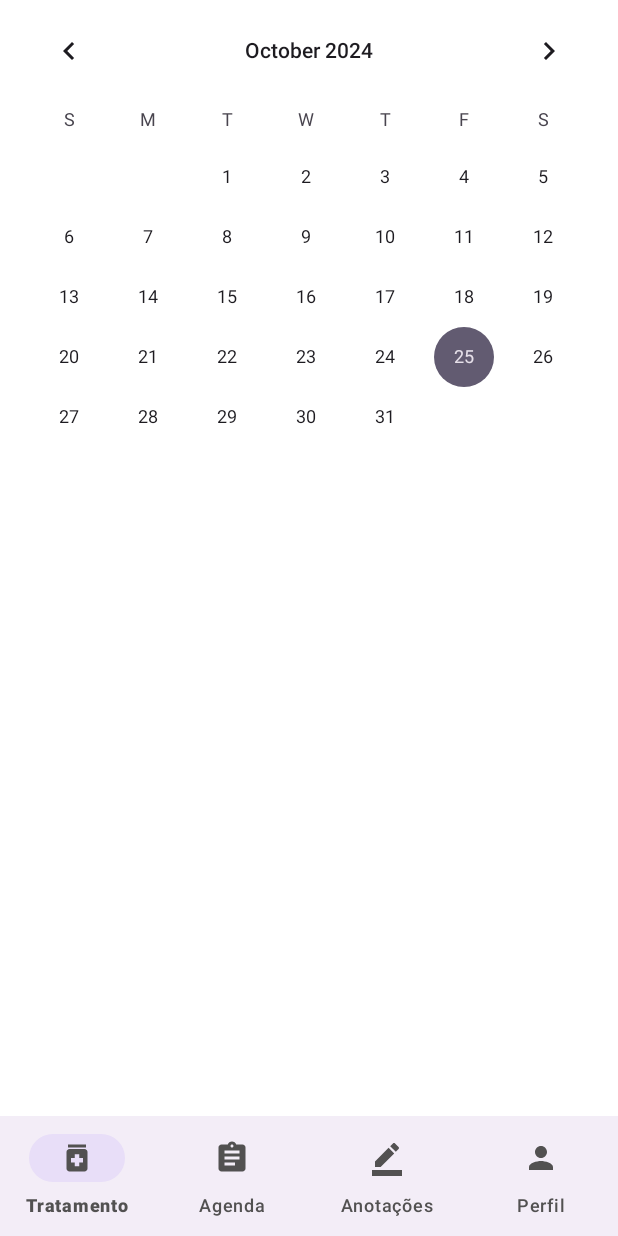
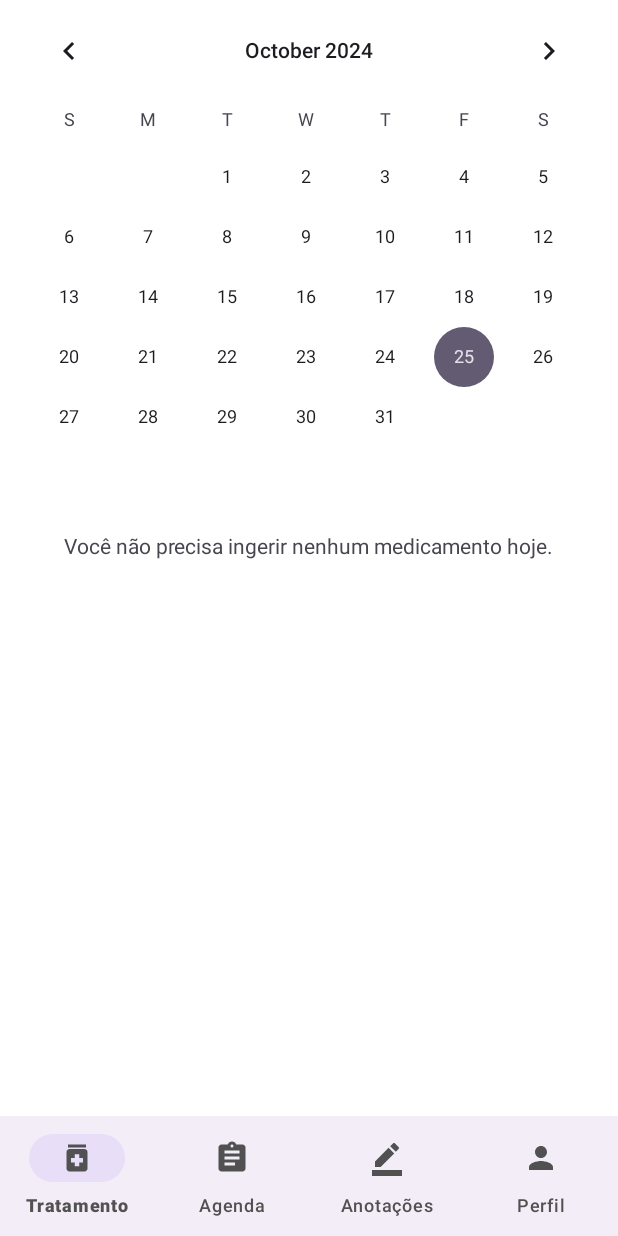
Before and after one commit to lisboaluan/doseCerta, an Android app: the fragment AgendaFragment placed in its activity, on a phone screen of 412 x 824 dp. Run offline under Robolectric (Android 15) with nearby library versions, the phone set to English and light mode, and no system bars.

Commit message:
Implementado a lógica para mostras os alertas (#30)
* Implementado a lógica para mostras os alertas

* Modificações do designer da tela de agenda

```diff
--- a/app/src/main/java/com/luanlisboa/dosecerta/fragments/AgendaFragment.kt
+++ b/app/src/main/java/com/luanlisboa/dosecerta/fragments/AgendaFragment.kt
@@ -5,86 +5,73 @@ import androidx.fragment.app.Fragment
 import android.view.LayoutInflater
 import android.view.View
 import android.view.ViewGroup
-import android.widget.CalendarView
-import android.widget.TextView
 import androidx.recyclerview.widget.LinearLayoutManager
-import androidx.recyclerview.widget.RecyclerView
-import com.luanlisboa.dosecerta.R
+import com.luanlisboa.dosecerta.databinding.FragmentAgendaBinding
 import com.luanlisboa.dosecerta.repository.AgendaRepository
 import com.luanlisboa.dosecerta.utils.AlertasAdapter
-
-// TODO: Rename parameter arguments, choose names that match
-private const val ARG_PARAM1 = "param1"
-private const val ARG_PARAM2 = "param2"
+import java.text.SimpleDateFormat
+import java.util.Calendar
+import java.util.Locale
 
 class AgendaFragment : Fragment() {
-    // TODO: Rename and change types of parameters
-    private var param1: String? = null
-    private var param2: String? = null
 
-    private lateinit var calendarView: CalendarView
-    private lateinit var alertRecyclerView: RecyclerView
-    private lateinit var emptyMessage: TextView
+    private var _binding: FragmentAgendaBinding? = null
+    private val binding get() = _binding!!
+
     private lateinit var adapter: AlertasAdapter
     private lateinit var repository: AgendaRepository
-
-    override fun onCreate(savedInstanceState: Bundle?) {
-        super.onCreate(savedInstanceState)
-        arguments?.let {
-            param1 = it.getString(ARG_PARAM1)
-            param2 = it.getString(ARG_PARAM2)
-        }
-    }
 
     override fun onCreateView(
         inflater: LayoutInflater, container: ViewGroup?,
         savedInstanceState: Bundle?
     ): View? {
-        val view = inflater.inflate(R.layout.fragment_agenda, container, false)
+        _binding = FragmentAgendaBinding.inflate(inflater, container, false)
+        return binding.root
+    }
 
-        calendarView = view.findViewById(R.id.calendarView)
-        alertRecyclerView = view.findViewById(R.id.alertRecyclerView)
-        emptyMessage = view.findViewById(R.id.emptyMessage)
+    override fun onViewCreated(view: View, savedInstanceState: Bundle?) {
+        super.onViewCreated(view, savedInstanceState)
 
-        // Configurar o RecyclerView
-        alertRecyclerView.layoutManager = LinearLayoutManager(requireContext())
+        // Configura o RecyclerView
+        binding.alertRecyclerView.layoutManager = LinearLayoutManager(requireContext())
         adapter = AlertasAdapter(emptyList())
-        alertRecyclerView.adapter = adapter
+        binding.alertRecyclerView.adapter = adapter
 
         // Instanciar o repositório
         repository = AgendaRepository(requireContext())
 
-        // Configurar listener para mudanças de data
-        calendarView.setOnDateChangeListener { _, year, month, dayOfMonth ->
+        // Obter a data atual e carregar alertas
+        val currentDate = getCurrentDate()
+        carregarAlertasDoDia(currentDate)
+
+        // Listener para mudanças de data no CalendarView
+        binding.calendarView.setOnDateChangeListener { _, year, month, dayOfMonth ->
             val selectedDate = "$year-${month + 1}-$dayOfMonth"
             carregarAlertasDoDia(selectedDate)
         }
+    }
 
-        return view
+    // Função para obter a data atual no formato desejado
+    private fun getCurrentDate(): String {
+        val calendar = Calendar.getInstance()
+        return SimpleDateFormat("yyyy-MM-dd", Locale.getDefault()).format(calendar.time)
     }
 
     private fun carregarAlertasDoDia(data: String) {
-    val alertas = repository.obterAlertasPorData(data)
+        val agendas = repository.obterAgendasPorData(data)
 
-    if (alertas.isEmpty()) {
-        alertRecyclerView.visibility = View.GONE
-        emptyMessage.visibility = View.VISIBLE
+        if (agendas.isEmpty()) {
+            binding.alertRecyclerView.visibility = View.GONE
+            binding.emptyMessage.visibility = View.VISIBLE
         } else {
-        alertRecyclerView.visibility = View.VISIBLE
-        emptyMessage.visibility = View.GONE
-        adapter.updateAlertas(alertas)
+            binding.alertRecyclerView.visibility = View.VISIBLE
+            binding.emptyMessage.visibility = View.GONE
+            adapter.updateAlertas(agendas)
         }
     }
 
-    companion object {
-        // TODO: Rename and change types and number of parameters
-        @JvmStatic
-        fun newInstance(param1: String, param2: String) =
-            AgendaFragment().apply {
-                arguments = Bundle().apply {
-                    putString(ARG_PARAM1, param1)
-                    putString(ARG_PARAM2, param2)
+    override fun onDestroyView() {
+        super.onDestroyView()
+        _binding = null
     }
 }
-    }
-}
--- a/app/src/main/java/com/luanlisboa/dosecerta/repository/AgendaRepository.kt
+++ b/app/src/main/java/com/luanlisboa/dosecerta/repository/AgendaRepository.kt
@@ -4,7 +4,9 @@ import android.content.ContentValues
 import android.content.Context
 import android.database.sqlite.SQLiteDatabase
 import com.luanlisboa.dosecerta.database.DatabaseHelper
-import com.luanlisboa.dosecerta.models.Alerta
+import com.luanlisboa.dosecerta.models.Agenda
+import com.luanlisboa.dosecerta.models.Tratamento
+import com.luanlisboa.dosecerta.utils.SessionManager
 
 class AgendaRepository(context: Context) {
     private val dbHelper = DatabaseHelper(context)
@@ -30,37 +32,41 @@ class AgendaRepository(context: Context) {
         return resultado
     }
 
-    fun obterAlertasPorData(data: String): List<Alerta> {
+    fun obterAgendasPorData(data: String): List<Agenda> {
         val db: SQLiteDatabase = dbHelper.readableDatabase
-
-        // Query corrigida para verificar se a coluna dataHora segue o formato correto
         val query = """
-        SELECT tbl_Agenda.dataHora, tbl_Agenda.situacaoIngestao, tbl_Alerta.id, tbl_Alerta.periodicidade,
-               tbl_Alerta.horarioPrimeiraDose, tbl_Alerta.dosagem
+        SELECT tbl_Medicamento.nome,
+               time(tbl_Agenda.dataHora) AS hora,
+               tbl_Alerta.dosagem,
+               date(tbl_Agenda.dataHora) AS dataDeIngestao,
+               tbl_Agenda.situacaoIngestao  -- Campo para situação de ingestão
         FROM tbl_Agenda
         JOIN tbl_Alerta ON tbl_Agenda.id_alerta = tbl_Alerta.id
+        JOIN tbl_Medicamento ON tbl_Alerta.id_medicamento = tbl_Medicamento.id
         WHERE date(tbl_Agenda.dataHora) = ?
+        AND tbl_Medicamento.id_usuario = ?
         ORDER BY time(tbl_Agenda.dataHora) ASC
     """
+        val cursor = db.rawQuery(query, arrayOf(data, SessionManager.loggedInUserId.toString()))
 
-        val cursor = db.rawQuery(query, arrayOf(data))
-
-        val alertas = mutableListOf<Alerta>()
+        val agendas = mutableListOf<Agenda>()
         if (cursor.moveToFirst()) {
             do {
-                val alerta = Alerta(
-                    id = cursor.getInt(cursor.getColumnIndexOrThrow("id")),
-                    periodicidade = cursor.getString(cursor.getColumnIndexOrThrow("periodicidade")),
-                    horarioPrimeiraDose = cursor.getString(cursor.getColumnIndexOrThrow("horarioPrimeiraDose")),
-                    dosagem = cursor.getString(cursor.getColumnIndexOrThrow("dosagem")),
+                val agenda = Agenda(
+                    nome = cursor.getString(cursor.getColumnIndexOrThrow("nome")),  // Nome do medicamento
+                    hora = cursor.getString(cursor.getColumnIndexOrThrow("hora")),  // Hora da dose
+                    dosagem = cursor.getString(cursor.getColumnIndexOrThrow("dosagem")),  // Dosagem
+                    situacaoIngestao = cursor.getInt(cursor.getColumnIndexOrThrow("situacaoIngestao")),  // Situação de ingestão
+                    dataDeIngestao = cursor.getString(cursor.getColumnIndexOrThrow("dataDeIngestao"))  // Data de ingestão
                 )
-                alertas.add(alerta)
+                agendas.add(agenda)
             } while (cursor.moveToNext())
         }
         cursor.close()
         db.close()
-        return alertas
+        return agendas
     }
 
 
+
 }
--- /dev/null
+++ b/app/src/main/res/drawable/ic_status_green.xml
@@ -0,0 +1,9 @@
+<vector xmlns:android="http://schemas.android.com/apk/res/android"
+    android:width="24dp"
+    android:height="24dp"
+    android:viewportWidth="24"
+    android:viewportHeight="24">
+    <path
+        android:fillColor="#4CAF50"
+    android:pathData="M12,2C6.48,2 2,6.48 2,12s4.48,10 10,10 10,-4.48 10,-10 -4.48,-10 -10,-10zM10,16.5l-4.5,-4.5 1.41,-1.41L10,13.67l6.59,-6.58L18,8.5 10,16.5z"/>
+</vector>
--- /dev/null
+++ b/app/src/main/res/drawable/ic_status_silver.xml
@@ -0,0 +1,9 @@
+<vector xmlns:android="http://schemas.android.com/apk/res/android"
+    android:width="24dp"
+    android:height="24dp"
+    android:viewportWidth="24"
+    android:viewportHeight="24">
+    <path
+        android:fillColor="#C0C0C0"
+    android:pathData="M12,2C6.48,2 2,6.48 2,12s4.48,10 10,10 10,-4.48 10,-10 -4.48,-10 -10,-10z"/>
+</vector>
--- /dev/null
+++ b/app/src/main/res/drawable/ic_status_yellow.xml
@@ -0,0 +1,9 @@
+<vector xmlns:android="http://schemas.android.com/apk/res/android"
+    android:width="24dp"
+    android:height="24dp"
+    android:viewportWidth="24"
+    android:viewportHeight="24">
+    <path
+        android:fillColor="#FF7700"
+        android:pathData="M12,2C6.48,2 2,6.48 2,12s4.48,10 10,10 10,-4.48 10,-10 -4.48,-10 -10,-10zM11,7h2v6h-2v-6zM11,17h2v2h-2v-2z"/>
+</vector>
--- a/app/src/main/res/layout/fragment_agenda.xml
+++ b/app/src/main/res/layout/fragment_agenda.xml
@@ -20,9 +20,11 @@
         android:layout_gravity="center"
         android:padding="16dp"/>
 
-    <!-- RecyclerView para exibir os alertas -->
+    <!-- RecyclerView para exibir os alertas em uma linha do tempo com cartões -->
     <androidx.recyclerview.widget.RecyclerView
         android:id="@+id/alertRecyclerView"
         android:layout_width="match_parent"
-        android:layout_height="match_parent"/>
+        android:layout_height="wrap_content"
+        android:layout_margin="8dp"
+        android:visibility="gone"/>
 </LinearLayout>
```
Also changed, not shown: app/src/main/java/com/luanlisboa/dosecerta/models/Agenda.kt (added, +9 -0 lines), app/src/main/java/com/luanlisboa/dosecerta/models/Alerta.kt (deleted, +0 -8 lines), app/src/main/java/com/luanlisboa/dosecerta/models/Tratamento.kt (added, +8 -0 lines), app/src/main/java/com/luanlisboa/dosecerta/repository/AlertaRepository.kt (+5 -5 lines), app/src/main/java/com/luanlisboa/dosecerta/utils/AlertasAdapter.kt (+44 -8 lines), app/src/main/res/layout/item_alerta.xml (deleted, +0 -20 lines), app/src/main/res/layout/item_alerta_timeline.xml (added, +72 -0 lines), app/src/main/res/drawable/ic_medicine.png (added), 1 other file. Lines whose indentation alone changed are shown as unchanged.
